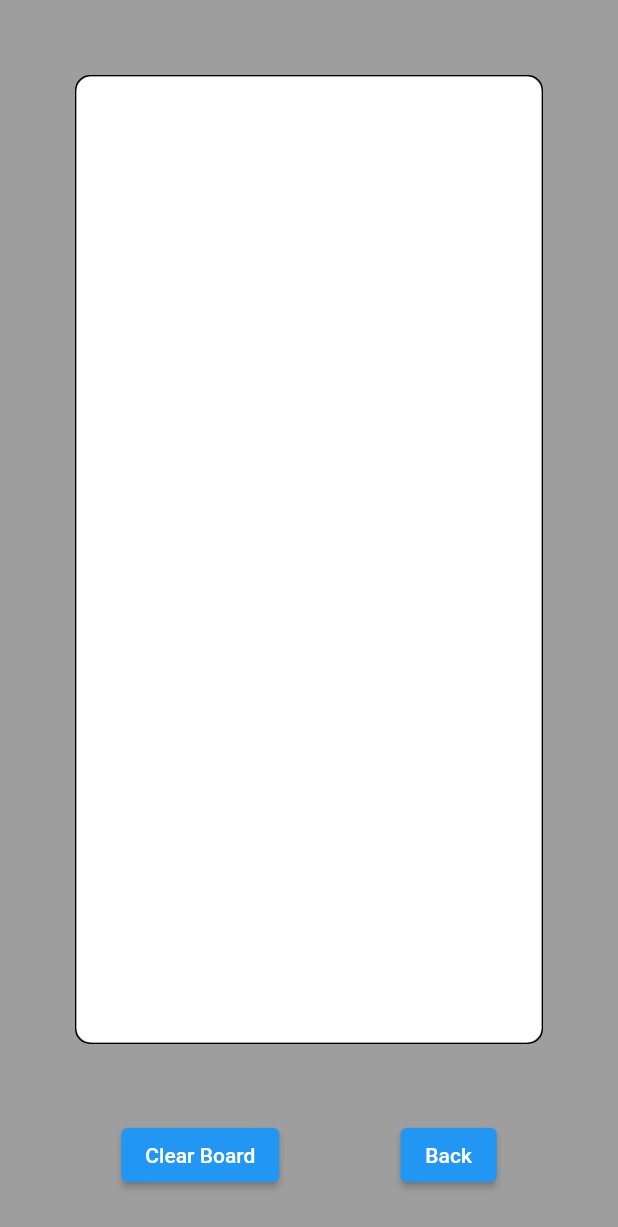
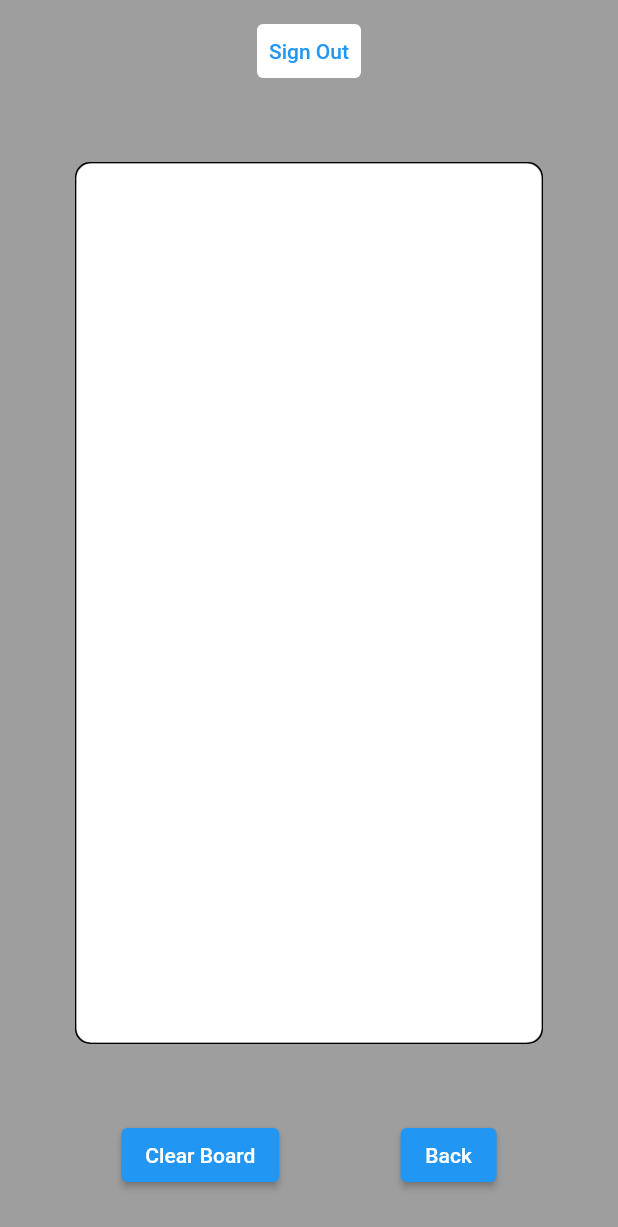
Before and after one commit to halilyaman/draw_guess, a Flutter app: the DrawingBoardPage screen opened by its route, on a phone screen of 412 x 824 dp. Shown: the top 1227 px of the screen. Run offline on Flutter 3.47's test engine with Material 2 defaults, Android fonts, the phone set to English and light mode, and no system bars; our stand-ins replace auto_route, cloud_firestore, dartz, firebase_auth, firebase_core, flutter_hooks and 4 more; accounts and stored records are empty.

Commit message:
Add sign out button in DrawingBoardPage.

```diff
--- a/lib/authentication/authentication.dart
+++ b/lib/authentication/authentication.dart
@@ -1,2 +1,4 @@
 export 'package:draw_guess/authentication/infrastructure/firebase_authenticator.dart';
 export 'package:draw_guess/authentication/presentation/sign_in_page.dart';
+export 'package:draw_guess/authentication/presentation/widgets/google_sign_in_button.dart';
+export 'package:draw_guess/authentication/presentation/widgets/sign_out_button.dart';
--- /dev/null
+++ b/lib/authentication/presentation/widgets/sign_out_button.dart
@@ -0,0 +1,20 @@
+import 'package:draw_guess/core/core.dart';
+
+class SignOutButton extends ConsumerWidget {
+  const SignOutButton({
+    Key? key,
+  }) : super(key: key);
+
+  @override
+  Widget build(BuildContext context, WidgetRef ref) {
+    return TextButton(
+      style: ButtonStyle(
+        backgroundColor: MaterialStateProperty.all(AppColors.white),
+      ),
+      onPressed: () {
+        ref.watch(authNotifierProvider.notifier).signOut();
+      },
+      child: const Text('Sign Out'),
+    );
+  }
+}
--- a/lib/canvas/presentation/drawing_board_page.dart
+++ b/lib/canvas/presentation/drawing_board_page.dart
@@ -1,3 +1,4 @@
+import 'package:draw_guess/authentication/authentication.dart';
 import 'package:draw_guess/canvas/canvas.dart';
 import 'package:draw_guess/core/core.dart';
 
@@ -11,6 +12,8 @@ class DrawingBoardPage extends StatelessWidget {
         backgroundColor: AppColors.grey,
         body: Column(
           children: [
+            const EmptyHeight(),
+            const SignOutButton(),
             Expanded(
               child: Padding(
                 padding: const AppPadding.all() * 5,
```
Also changed, not shown: lib/authentication/presentation/sign_in_page.dart (+1 -17 lines), lib/authentication/presentation/widgets/google_sign_in_button.dart (added, +18 -0 lines).
